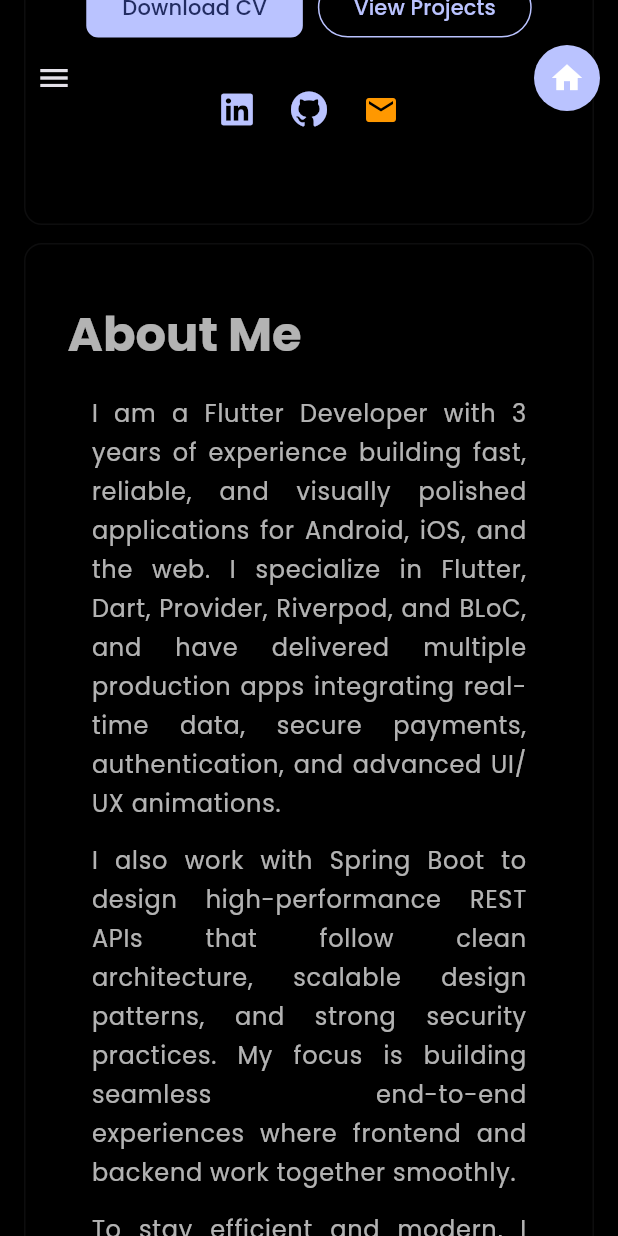
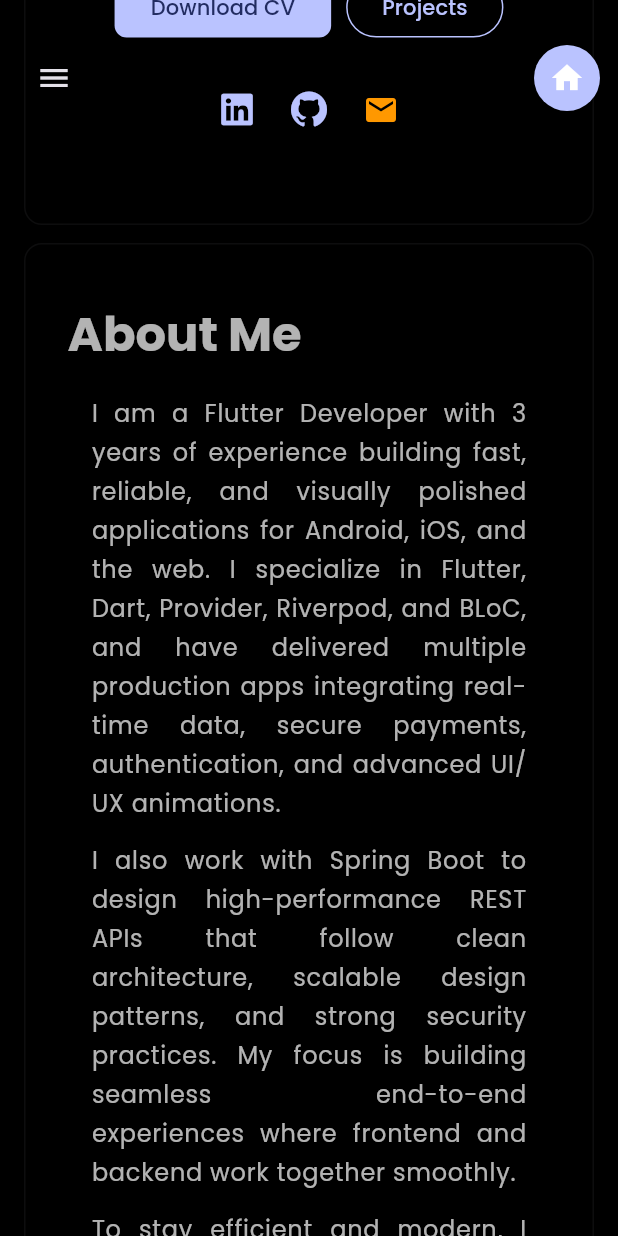
Before and after one commit to shoroardiSumon/Portfolio, a Flutter app: the screen it shows after launch, scrolled down 576 dp, on a phone screen of 412 x 824 dp. Run offline on Flutter 3.47's test engine with Material 3 defaults, Android fonts, the phone set to English and light mode, and no system bars; drawn by our look-alikes of flutter_animate, scroll_to_index; our stand-ins replace font_awesome_flutter, google_fonts, package_info_plus, web.

Commit message:
Update texts

```diff
--- a/lib/constants/content.dart
+++ b/lib/constants/content.dart
@@ -11,7 +11,7 @@ const List<String> homeParagraphs = [
 
 const String downloadCvPath = '/assets/CV-MdShoroardiSumon.pdf';
 const String downloadCvLabel = 'Download CV';
-const String viewProjectsLabel = 'View Projects';
+const String viewProjectsLabel = 'Projects';
 
 const String aboutTitle = 'About Me';
 const List<String> aboutParagraphs = [
@@ -71,7 +71,7 @@ const List<Map<String, dynamic>> experiences = [
   {
     'company': 'Automation Services Ltd, Gulshan-1, Dhaka',
     'role': 'Software Engineer',
-    'duration': 'Nov 2022 – Present',
+    'duration': 'Nov 2022 - Present',
     'description': [
       'Built and maintained Flutter mobile apps with REST API integration.',
       'Developed and maintained Spring Boot REST APIs for backend services.',
```
Also changed, not shown: 3 other files.
